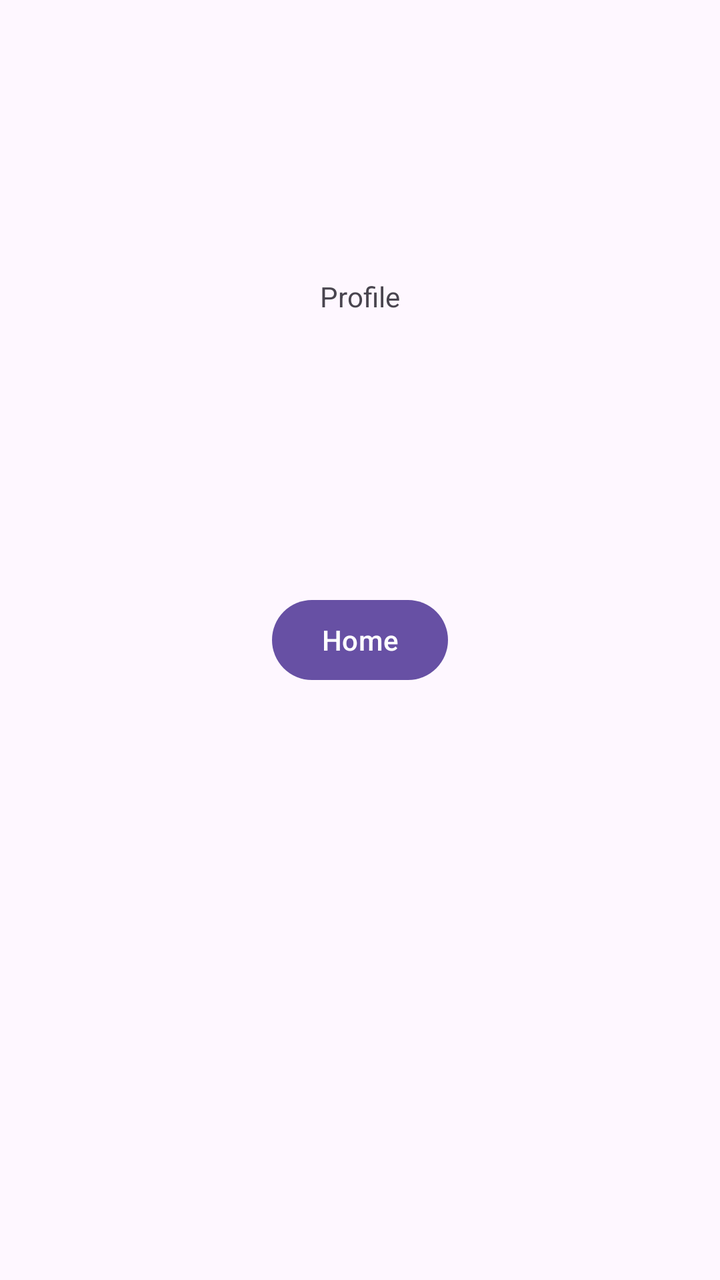
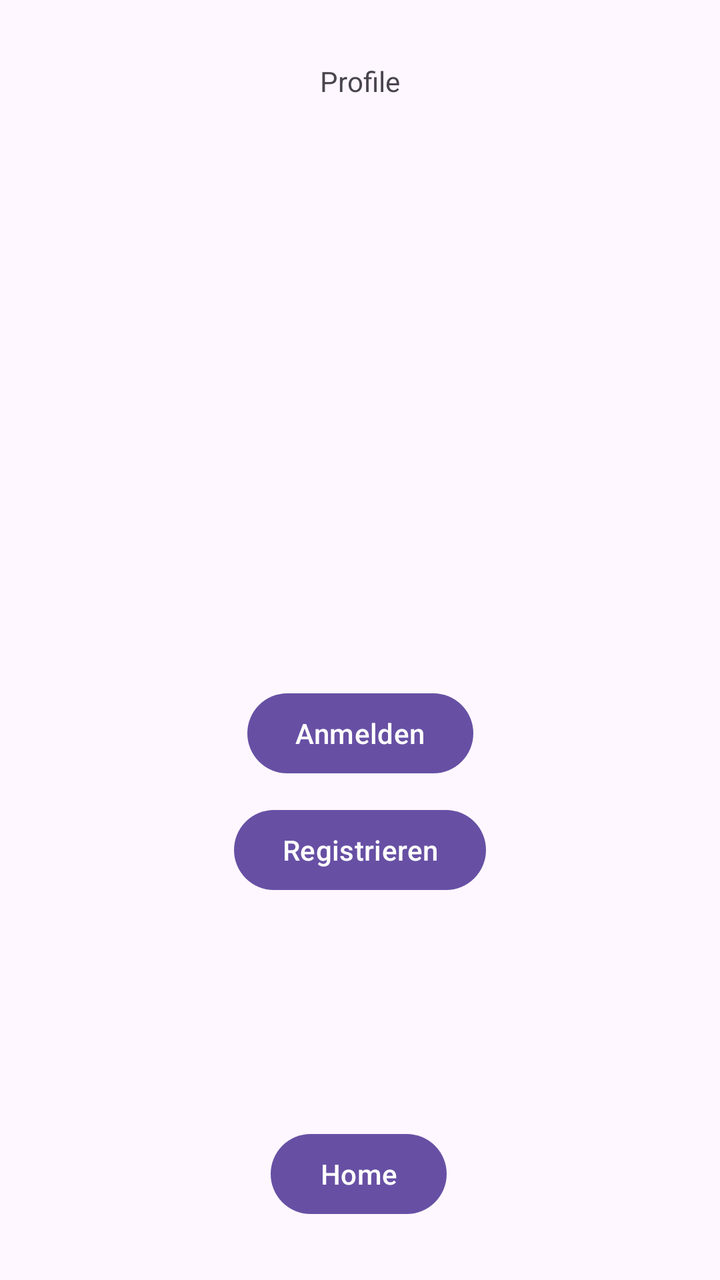

Screens rendered from an Android XML layout before and after an edit, with the pre-edit source and the edit as a unified diff.
<!-- AndroidManifest.xml: application theme Theme.TrafficSceneAnalyser -->
<!-- res/layout/activity_profile.xml -->
<?xml version="1.0" encoding="utf-8"?>
<androidx.constraintlayout.widget.ConstraintLayout xmlns:android="http://schemas.android.com/apk/res/android"
    xmlns:app="http://schemas.android.com/apk/res-auto"
    xmlns:tools="http://schemas.android.com/tools"
    android:id="@+id/main"
    android:layout_width="match_parent"
    android:layout_height="match_parent"
    tools:context=".ProfileActivity">

    <Button
        android:id="@+id/button"
        android:layout_width="wrap_content"
        android:layout_height="wrap_content"
        android:onClick="goToHome"
        android:text="Home"
        app:layout_constraintBottom_toBottomOf="parent"
        app:layout_constraintEnd_toEndOf="parent"
        app:layout_constraintStart_toStartOf="parent"
        app:layout_constraintTop_toTopOf="parent" />

    <TextView
        android:id="@+id/textView2"
        android:layout_width="wrap_content"
        android:layout_height="wrap_content"
        android:text="Profile"
        app:layout_constraintBottom_toTopOf="@+id/button"
        app:layout_constraintEnd_toEndOf="parent"
        app:layout_constraintStart_toStartOf="parent"
        app:layout_constraintTop_toTopOf="parent" />
</androidx.constraintlayout.widget.ConstraintLayout>
<!-- resources referenced by this layout -->
<resources>
  <style name="Theme.TrafficSceneAnalyser" parent="Base.Theme.TrafficSceneAnalyser" />
  <style name="Base.Theme.TrafficSceneAnalyser" parent="Theme.Material3.DayNight.NoActionBar">
          
          
      </style>
</resources>

<!-- the commit's change to res/layout/activity_profile.xml (unified diff, before → after) -->
@@ -15,8 +15,10 @@
         android:text="Home"
         app:layout_constraintBottom_toBottomOf="parent"
         app:layout_constraintEnd_toEndOf="parent"
+        app:layout_constraintHorizontal_bias="0.498"
         app:layout_constraintStart_toStartOf="parent"
-        app:layout_constraintTop_toTopOf="parent" />
+        app:layout_constraintTop_toTopOf="parent"
+        app:layout_constraintVertical_bias="0.951" />
 
     <TextView
         android:id="@+id/textView2"
@@ -26,5 +28,30 @@
         app:layout_constraintBottom_toTopOf="@+id/button"
         app:layout_constraintEnd_toEndOf="parent"
         app:layout_constraintStart_toStartOf="parent"
-        app:layout_constraintTop_toTopOf="parent" />
+        app:layout_constraintTop_toTopOf="parent"
+        app:layout_constraintVertical_bias="0.057" />
+
+    <Button
+        android:id="@+id/loginButton"
+        android:layout_width="wrap_content"
+        android:layout_height="wrap_content"
+        android:onClick="goToLogin"
+        android:text="Anmelden"
+        app:layout_constraintBottom_toTopOf="@+id/registerButton"
+        app:layout_constraintEnd_toEndOf="parent"
+        app:layout_constraintStart_toStartOf="parent"
+        app:layout_constraintTop_toBottomOf="@+id/textView2"
+        app:layout_constraintVertical_bias="0.966" />
+
+    <Button
+        android:id="@+id/registerButton"
+        android:layout_width="wrap_content"
+        android:layout_height="wrap_content"
+        android:onClick="goToRegister"
+        android:text="Registrieren"
+        app:layout_constraintBottom_toTopOf="@+id/button"
+        app:layout_constraintEnd_toEndOf="parent"
+        app:layout_constraintStart_toStartOf="parent"
+        app:layout_constraintTop_toBottomOf="@+id/textView2"
+        app:layout_constraintVertical_bias="0.755" />
 </androidx.constraintlayout.widget.ConstraintLayout>
